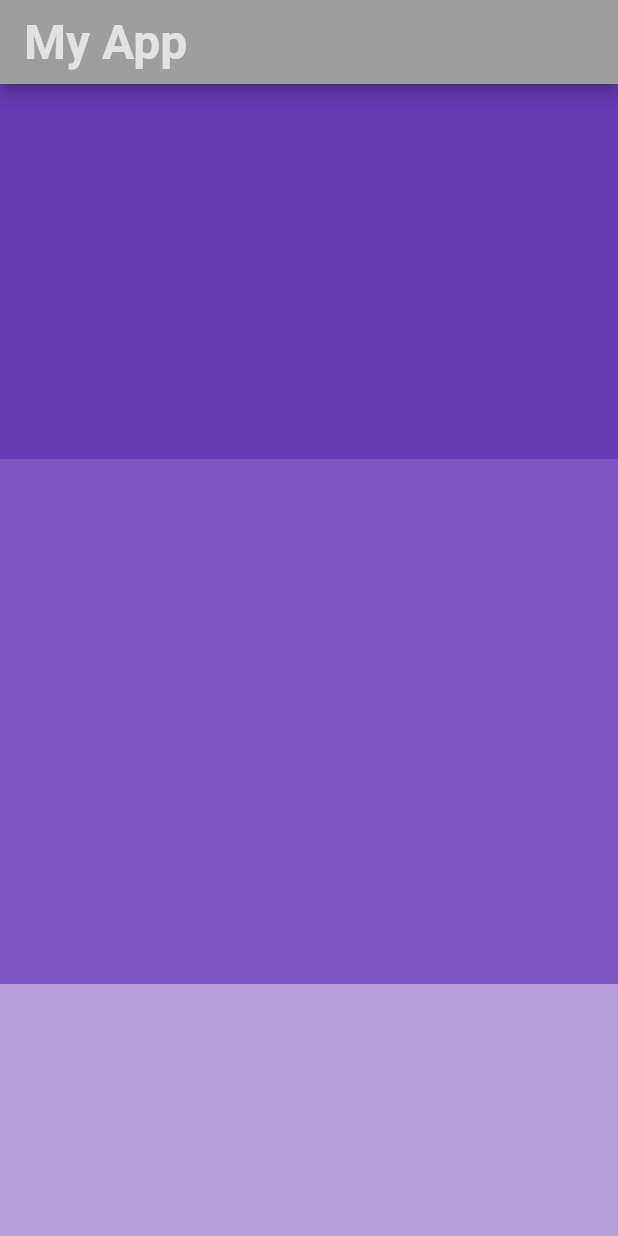
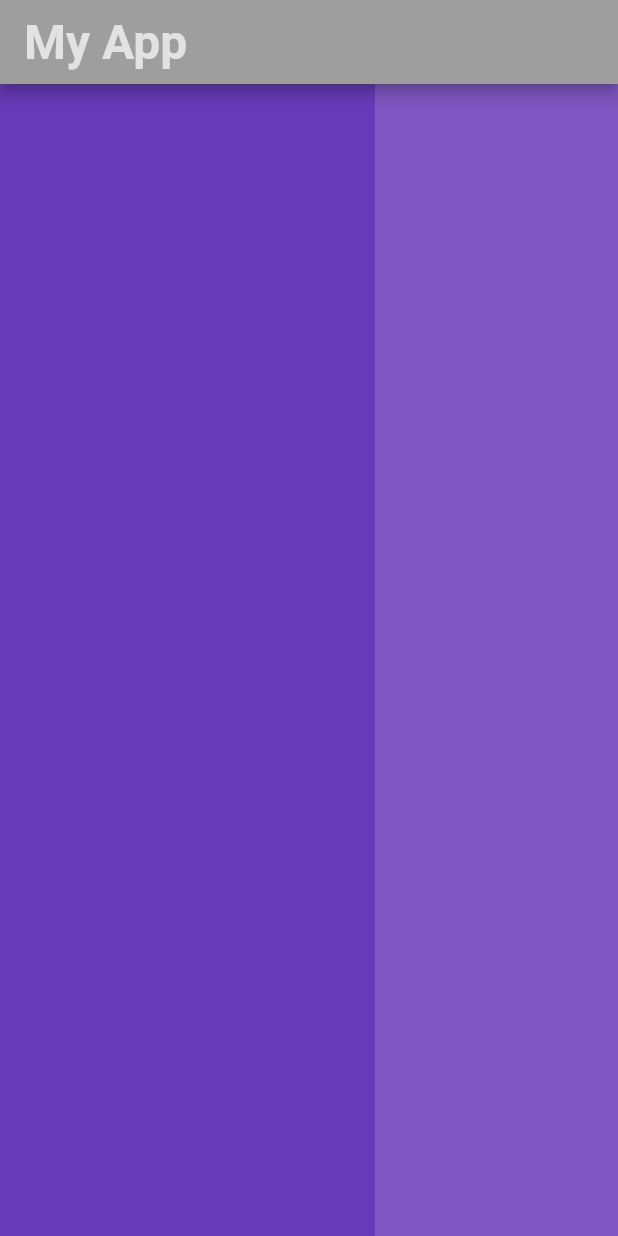
Before and after one commit to Ashokpal24/Flutter_hello_world, a Flutter app: the screen it shows after launch, on a phone screen of 412 x 824 dp. Run offline on Flutter 3.47's test engine with Material 2 defaults, Android fonts, the phone set to English and light mode, and no system bars.

Commit message:
ListView horizontal.

```diff
--- a/lib/main.dart
+++ b/lib/main.dart
@@ -21,18 +21,18 @@ class MyApp extends StatelessWidget {
               backgroundColor: Colors.grey,
             ),
             body: ListView(
-              scrollDirection: Axis.vertical,
+              scrollDirection: Axis.horizontal,
               children: [
                 Container(
-                  height: 250,
+                  width: 250,
                   color: Colors.deepPurple,
                 ),
                 Container(
-                  height: 350,
+                  width: 350,
                   color: Colors.deepPurple[400],
                 ),
                 Container(
-                  height: 350,
+                  width: 350,
                   color: Colors.deepPurple[200],
                 )
               ],
```
